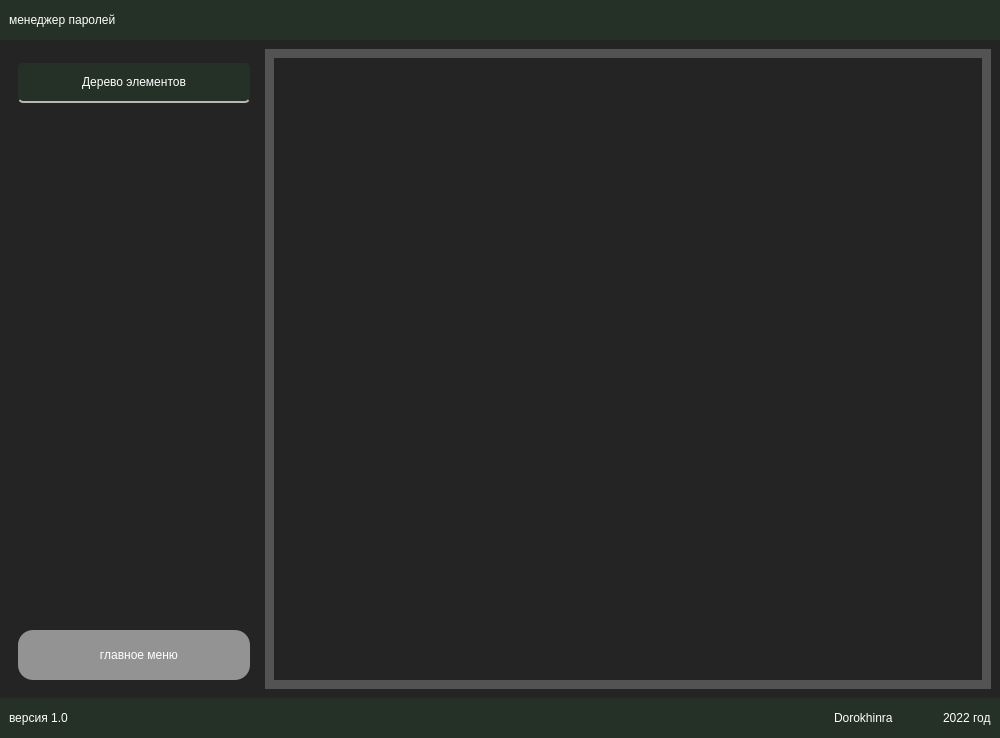
Old version of the form gui/windows/main_ui.ui in the repository dorokhinra/save_password.
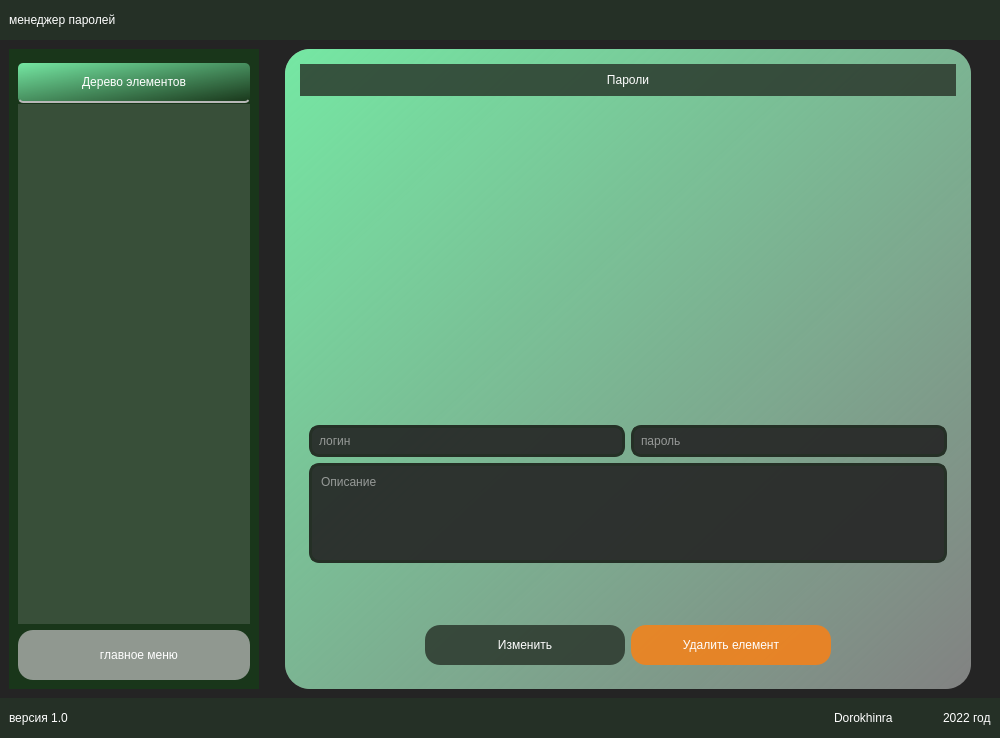
New version of the form. The open tabs and pages were chosen to show the change. Icons and pictures are not drawn.

```diff
--- a/gui/windows/main_ui.ui
+++ b/gui/windows/main_ui.ui
@@ -2389,80 +2389,174 @@
               <enum>QFrame::Raised</enum>
              </property>
              <layout class="QVBoxLayout" name="verticalLayout">
+              <property name="spacing">
+               <number>0</number>
+              </property>
+              <property name="leftMargin">
+               <number>0</number>
+              </property>
+              <property name="topMargin">
+               <number>0</number>
+              </property>
+              <property name="rightMargin">
+               <number>0</number>
+              </property>
+              <property name="bottomMargin">
+               <number>0</number>
+              </property>
               <item>
-               <widget class="QLabel" name="label_9">
+               <widget class="QFrame" name="frame_33">
                 <property name="minimumSize">
                  <size>
                   <width>0</width>
-                  <height>40</height>
-                 </size>
-                </property>
-                <property name="maximumSize">
-                 <size>
-                  <width>16777215</width>
-                  <height>30</height>
+                  <height>50</height>
                  </size>
                 </property>
                 <property name="styleSheet">
-                 <string notr="true">font: 12pt &quot;Sans Serif&quot;;
-border-bottom: 2px   solid rgb(184, 184, 184);
-background-color: rgba(37, 48, 38, 1);
-border-radius: 5px;</string>
+                 <string notr="true">#frame_33 {
+	background-color: rgba(37, 48, 38, 0.5);
+}</string>
                 </property>
-                <property name="text">
-                 <string>Дерево элементов</string>
-                </property>
-                <property name="alignment">
-                 <set>Qt::AlignCenter</set>
-                </property>
-               </widget>
-              </item>
-              <item>
-               <widget class="QFrame" name="reestr_tree_frame">
                 <property name="frameShape">
                  <enum>QFrame::StyledPanel</enum>
                 </property>
                 <property name="frameShadow">
                  <enum>QFrame::Raised</enum>
                 </property>
-                <layout class="QVBoxLayout" name="verticalLayout_12">
+                <layout class="QVBoxLayout" name="verticalLayout_37">
+                 <property name="spacing">
+                  <number>0</number>
+                 </property>
+                 <property name="leftMargin">
+                  <number>0</number>
+                 </property>
+                 <property name="topMargin">
+                  <number>0</number>
+                 </property>
+                 <property name="rightMargin">
+                  <number>0</number>
+                 </property>
+                 <property name="bottomMargin">
+                  <number>0</number>
+                 </property>
                  <item>
-                  <widget class="QTreeView" name="treeView"/>
+                  <widget class="QFrame" name="reestr_tree_frame">
+                   <property name="styleSheet">
+                    <string notr="true">background-color: rgba(0, 85, 0, 0.3);</string>
+                   </property>
+                   <property name="frameShape">
+                    <enum>QFrame::StyledPanel</enum>
+                   </property>
+                   <property name="frameShadow">
+                    <enum>QFrame::Raised</enum>
+                   </property>
+                   <layout class="QVBoxLayout" name="verticalLayout_12">
+                    <item>
+                     <widget class="QLabel" name="label_9">
+                      <property name="minimumSize">
+                       <size>
+                        <width>0</width>
+                        <height>40</height>
+                       </size>
+                      </property>
+                      <property name="maximumSize">
+                       <size>
+                        <width>16777215</width>
+                        <height>30</height>
+                       </size>
+                      </property>
+                      <property name="styleSheet">
+                       <string notr="true">font: 12pt &quot;Sans Serif&quot;;
+border-bottom: 2px   solid rgb(184, 184, 184);
+background-color: qlineargradient(spread:pad, x1:0, y1:0, x2:1, y2:1, stop:0 rgba(117, 231, 163, 1), stop:1 rgba(117, 231, 163, 0));
+border-radius: 5px;</string>
+                      </property>
+                      <property name="text">
+                       <string>Дерево элементов</string>
+                      </property>
+                      <property name="alignment">
+                       <set>Qt::AlignCenter</set>
+                      </property>
+                     </widget>
+                    </item>
+                    <item>
+                     <widget class="QTreeView" name="treeView">
+                      <property name="styleSheet">
+                       <string notr="true">background-color: rgba(180, 180, 180, 0.2);</string>
+                      </property>
+                     </widget>
+                    </item>
+                    <item>
+                     <widget class="QPushButton" name="go_back_menu_reestr">
+                      <property name="minimumSize">
+                       <size>
+                        <width>0</width>
+                        <height>50</height>
+                       </size>
+                      </property>
+                      <property name="styleSheet">
+                       <string notr="true">QPushButton{
+	font: 12pt &quot;Sans Serif&quot;;
+	background-color: rgba(195, 195, 195, 0.7);
+border-radius: 15px;
+}
+
+QPushButton:hover {
+	background-color: rgba(197, 197, 197, 0.4);
+border: 3px   solid rgba(37, 48, 38, 1);
+	 
+}
+
+QPushButton:pressed {
+	background-color: rgba(216, 216, 216, 0.2);
+}</string>
+                      </property>
+                      <property name="text">
+                       <string>   главное меню</string>
+                      </property>
+                      <property name="icon">
+                       <iconset>
+                        <normaloff>../images/menu.png</normaloff>../images/menu.png</iconset>
+                      </property>
+                      <property name="iconSize">
+                       <size>
+                        <width>20</width>
+                        <height>20</height>
+                       </size>
+                      </property>
+                     </widget>
+                    </item>
+                   </layout>
+                  </widget>
                  </item>
                 </layout>
                </widget>
               </item>
-              <item>
-               <widget class="QPushButton" name="go_back_menu_reestr">
-                <property name="minimumSize">
-                 <size>
-                  <width>0</width>
-                  <height>50</height>
-                 </size>
-                </property>
-                <property name="text">
-                 <string>   главное меню</string>
-                </property>
-                <property name="icon">
-                 <iconset>
-                  <normaloff>../images/menu.png</normaloff>../images/menu.png</iconset>
-                </property>
-                <property name="iconSize">
-                 <size>
-                  <width>20</width>
-                  <height>20</height>
-                 </size>
-                </property>
-               </widget>
-              </item>
              </layout>
             </widget>
            </item>
+           <item>
+            <spacer name="horizontalSpacer_18">
+             <property name="orientation">
+              <enum>Qt::Horizontal</enum>
+             </property>
+             <property name="sizeType">
+              <enum>QSizePolicy::Fixed</enum>
+             </property>
+             <property name="sizeHint" stdset="0">
+              <size>
+               <width>20</width>
+               <height>20</height>
+              </size>
+             </property>
+            </spacer>
+           </item>
            <item>
             <widget class="QFrame" name="frame_3">
              <property name="styleSheet">
               <string notr="true">#frame_3{
-	background-color: rgba(195, 195, 195, 0.3);
+	border-radius:25px;
+	background-image: url(:/images/fon_table.png);
 }</string>
              </property>
              <property name="frameShape">
@@ -2472,12 +2566,400 @@
               <enum>QFrame::Raised</enum>
              </property>
              <layout class="QVBoxLayout" name="verticalLayout_13">
+              <property name="spacing">
+               <number>0</number>
+              </property>
+              <property name="leftMargin">
+               <number>0</number>
+              </property>
+              <property name="topMargin">
+               <number>0</number>
+              </property>
+              <property name="rightMargin">
+               <number>0</number>
+              </property>
+              <property name="bottomMargin">
+               <number>0</number>
+              </property>
               <item>
-               <widget class="QTableView" name="tableView"/>
+               <widget class="QFrame" name="frame_35">
+                <property name="styleSheet">
+                 <string notr="true">#frame_35{
+	
+	background-color: rgba(171, 171, 171, 0.7);
+border-radius:25px;
+}</string>
+                </property>
+                <property name="frameShape">
+                 <enum>QFrame::StyledPanel</enum>
+                </property>
+                <property name="frameShadow">
+                 <enum>QFrame::Raised</enum>
+                </property>
+                <layout class="QVBoxLayout" name="verticalLayout_39">
+                 <property name="spacing">
+                  <number>0</number>
+                 </property>
+                 <property name="leftMargin">
+                  <number>0</number>
+                 </property>
+                 <property name="topMargin">
+                  <number>0</number>
+                 </property>
+                 <property name="rightMargin">
+                  <number>0</number>
+                 </property>
+                 <property name="bottomMargin">
+                  <number>0</number>
+                 </property>
+                 <item>
+                  <widget class="QFrame" name="frame_34">
+                   <property name="styleSheet">
+                    <string notr="true">#frame_34{
+background-color: qlineargradient(spread:pad, x1:0, y1:0, x2:1, y2:1, stop:0 rgba(117, 231, 163, 1), stop:1 rgba(117, 231, 163, 0));
+border-radius:25px;
+}</string>
+                   </property>
+                   <property name="frameShape">
+                    <enum>QFrame::StyledPanel</enum>
+                   </property>
+                   <property name="frameShadow">
+                    <enum>QFrame::Raised</enum>
+                   </property>
+                   <layout class="QVBoxLayout" name="verticalLayout_38">
+                    <property name="spacing">
+                     <number>0</number>
+                    </property>
+                    <property name="leftMargin">
+                     <number>15</number>
+                    </property>
+                    <property name="topMargin">
+                     <number>15</number>
+                    </property>
+                    <property name="rightMargin">
+                     <number>15</number>
+                    </property>
+                    <property name="bottomMargin">
+                     <number>15</number>
+                    </property>
+                    <item>
+                     <widget class="QFrame" name="frame_36">
+                      <property name="styleSheet">
+                       <string notr="true">background-color: rgba(37, 48, 38, 0.8);</string>
+                      </property>
+                      <property name="frameShape">
+                       <enum>QFrame::StyledPanel</enum>
+                      </property>
+                      <property name="frameShadow">
+                       <enum>QFrame::Raised</enum>
+                      </property>
+                      <layout class="QVBoxLayout" name="verticalLayout_40">
+                       <property name="spacing">
+                        <number>0</number>
+                       </property>
+                       <item>
+                        <widget class="QLabel" name="label_16">
+                         <property name="styleSheet">
+                          <string notr="true">background-color: rgba(255, 255, 255, 0.0);
+font: 12pt &quot;Sans Serif&quot;;</string>
+                         </property>
+                         <property name="text">
+                          <string>Пароли</string>
+                         </property>
+                         <property name="alignment">
+                          <set>Qt::AlignCenter</set>
+                         </property>
+                        </widget>
+                       </item>
+                      </layout>
+                     </widget>
+                    </item>
+                    <item>
+                     <widget class="QTableView" name="tableView">
+                      <property name="styleSheet">
+                       <string notr="true">QTableView {
+border:none;
+	background-color: rgba(0, 85, 255, 0.0);
+	padding: 5px;
+}
+
+QTableView::item:selected {
+	background-color: rgba(0, 85, 255, 0.3);
+}
+
+QHeaderView, QHeaderView::section {
+background-color: rgba(255, 255, 255, 0.0);
+height: 40px;
+color: rgb(255, 255, 255);
+font-size:10pt;
+border:none;
+}
+
+QTableView::item {
+border-bottom: 1px solid rgb(76, 25, 76);
+background-color: rgba(36, 36, 36, 0.9);
+color: rgb(255, 255, 255);
+
+}
+</string>
+                      </property>
+                      <property name="selectionBehavior">
+                       <enum>QAbstractItemView::SelectRows</enum>
+                      </property>
+                      <attribute name="horizontalHeaderVisible">
+                       <bool>false</bool>
+                      </attribute>
+                      <attribute name="verticalHeaderVisible">
+                       <bool>false</bool>
+                      </attribute>
+                     </widget>
+                    </item>
+                    <item>
+                     <widget class="QFrame" name="frame_37">
+                      <property name="minimumSize">
+                       <size>
+                        <width>0</width>
+                        <height>0</height>
+                       </size>
+                      </property>
+                      <property name="maximumSize">
+                       <size>
+                        <width>16777215</width>
+                        <height>200</height>
+                       </size>
+                      </property>
+                      <property name="styleSheet">
+                       <string notr="true">#frame_37{
+	background-color: rgba(255, 255, 255, 0.0);
+}</string>
+                      </property>
+                      <property name="frameShape">
+                       <enum>QFrame::StyledPanel</enum>
+                      </property>
+                      <property name="frameShadow">
+                       <enum>QFrame::Raised</enum>
+                      </property>
+                      <layout class="QGridLayout" name="gridLayout_5">
+                       <item row="0" column="0">
+                        <widget class="QLineEdit" name="decrypt_login_edit">
+                         <property name="minimumSize">
+                          <size>
+                           <width>300</width>
+                           <height>0</height>
+                          </size>
+                         </property>
+                         <property name="maximumSize">
+                          <size>
+                           <width>450</width>
+                           <height>16777215</height>
+                          </size>
+                         </property>
+                         <property name="styleSheet">
+                          <string notr="true">QLineEdit {
+border-radius: 10px;
+background-color: rgba(36, 36, 36, 0.9);
+border: 3px   solid rgba(37, 48, 38, 1);	 
+padding: 5px;
+}</string>
+                         </property>
+                         <property name="placeholderText">
+                          <string>логин</string>
+                         </property>
+                        </widget>
+                       </item>
+                       <item row="0" column="1">
+                        <widget class="QLineEdit" name="decrypt_pass_edit">
+                         <property name="styleSheet">
+                          <string notr="true">QLineEdit {
+border-radius: 10px;
+background-color: rgba(36, 36, 36, 0.9);
+border: 3px   solid rgba(37, 48, 38, 1);	 
+padding: 5px;
+}</string>
+                         </property>
+                         <property name="placeholderText">
+                          <string>пароль</string>
+                         </property>
+                        </widget>
+                       </item>
+                       <item row="1" column="0" colspan="2">
+                        <widget class="QTextEdit" name="decrypt_description_edit">
+                         <property name="maximumSize">
+                          <size>
+                           <width>16777215</width>
+                           <height>100</height>
+                          </size>
+                         </property>
+                         <property name="styleSheet">
+                          <string notr="true">QTextEdit {
+border-radius: 10px;
+background-color: rgba(36, 36, 36, 0.9);
+border: 3px   solid rgba(37, 48, 38, 1);	 
+padding: 5px;
+}</string>
+                         </property>
+                         <property name="placeholderText">
+                          <string>Описание</string>
+                         </property>
+                        </widget>
+                       </item>
+                       <item row="2" column="0" colspan="2">
+                        <widget class="QLabel" name="label_info_pass_reestr">
+                         <property name="styleSheet">
+                          <string notr="true">background-color: rgba(255, 255, 255, 0.0);
+color: rgb(255, 25, 117);</string>
+                         </property>
+                         <property name="text">
+                          <string/>
+                         </property>
+                         <property name="alignment">
+                          <set>Qt::AlignCenter</set>
+                         </property>
+                        </widget>
+                       </item>
+                      </layout>
+                     </widget>
+                    </item>
+                    <item>
+                     <widget class="QFrame" name="frame_38">
+                      <property name="minimumSize">
+                       <size>
+                        <width>0</width>
+                        <height>40</height>
+                       </size>
+                      </property>
+                      <property name="styleSheet">
+                       <string notr="true">background-color: rgba(255, 255, 255, 0.0);</string>
+                      </property>
+                      <property name="frameShape">
+                       <enum>QFrame::StyledPanel</enum>
+                      </property>
+                      <property name="frameShadow">
+                       <enum>QFrame::Raised</enum>
+                      </property>
+                      <layout class="QHBoxLayout" name="horizontalLayout_15">
+                       <item>
+                        <spacer name="horizontalSpacer_20">
+                         <property name="orientation">
+                          <enum>Qt::Horizontal</enum>
+                         </property>
+                         <property name="sizeHint" stdset="0">
+                          <size>
+                           <width>40</width>
+                           <height>20</height>
+                          </size>
+                         </property>
+                        </spacer>
+                       </item>
+                       <item>
+                        <widget class="QPushButton" name="confirm_edit_elem_btn">
+                         <property name="minimumSize">
+                          <size>
+                           <width>200</width>
+                           <height>40</height>
+                          </size>
+                         </property>
+                         <property name="maximumSize">
+                          <size>
+                           <width>16777215</width>
+                           <height>40</height>
+                          </size>
+                         </property>
+                         <property name="styleSheet">
+                          <string notr="true">QPushButton{
+	font: 12pt &quot;Sans Serif&quot;;
+	background-color: rgba(37, 48, 38, 0.8);
+
+border-radius: 15px;
+}
+
+QPushButton:hover {
+	background-color: rgba(37, 48, 38, 0.6);
+border: 3px   solid rgba(195, 195, 195, 0.7);
+	 
+}
+
+QPushButton:pressed {
+	background-color: rgba(216, 216, 216, 0.2);
+}</string>
+                         </property>
+                         <property name="text">
+                          <string>Изменить</string>
+                         </property>
+                        </widget>
+                       </item>
+                       <item>
+                        <widget class="QPushButton" name="delete_elem_btn">
+                         <property name="minimumSize">
+                          <size>
+                           <width>200</width>
+                           <height>40</height>
+                          </size>
+                         </property>
+                         <property name="styleSheet">
+                          <string notr="true">QPushButton{
+	font: 12pt &quot;Sans Serif&quot;;
+	background-color: rgba(255, 127, 15, 0.8);
+
+border-radius: 15px;
+}
+
+QPushButton:hover {
+background-color: rgba(255, 127, 15, 0.4);
+border: 3px   solid rgba(195, 195, 195, 0.7);
+	 
+}
+
+QPushButton:pressed {
+	background-color: rgba(255, 127, 15, 1);
+}</string>
+                         </property>
+                         <property name="text">
+                          <string>Удалить елемент</string>
+                         </property>
+                        </widget>
+                       </item>
+                       <item>
+                        <spacer name="horizontalSpacer_21">
+                         <property name="orientation">
+                          <enum>Qt::Horizontal</enum>
+                         </property>
+                         <property name="sizeHint" stdset="0">
+                          <size>
+                           <width>40</width>
+                           <height>20</height>
+                          </size>
+                         </property>
+                        </spacer>
+                       </item>
+                      </layout>
+                     </widget>
+                    </item>
+                   </layout>
+                  </widget>
+                 </item>
+                </layout>
+               </widget>
               </item>
              </layout>
             </widget>
            </item>
+           <item>
+            <spacer name="horizontalSpacer_19">
+             <property name="orientation">
+              <enum>Qt::Horizontal</enum>
+             </property>
+             <property name="sizeType">
+              <enum>QSizePolicy::Fixed</enum>
+             </property>
+             <property name="sizeHint" stdset="0">
+              <size>
+               <width>20</width>
+               <height>20</height>
+              </size>
+             </property>
+            </spacer>
+           </item>
           </layout>
          </widget>
          <widget class="QWidget" name="page_edit">
```
Left out of the diff: 12 changed lines with no effect on the pictures.
